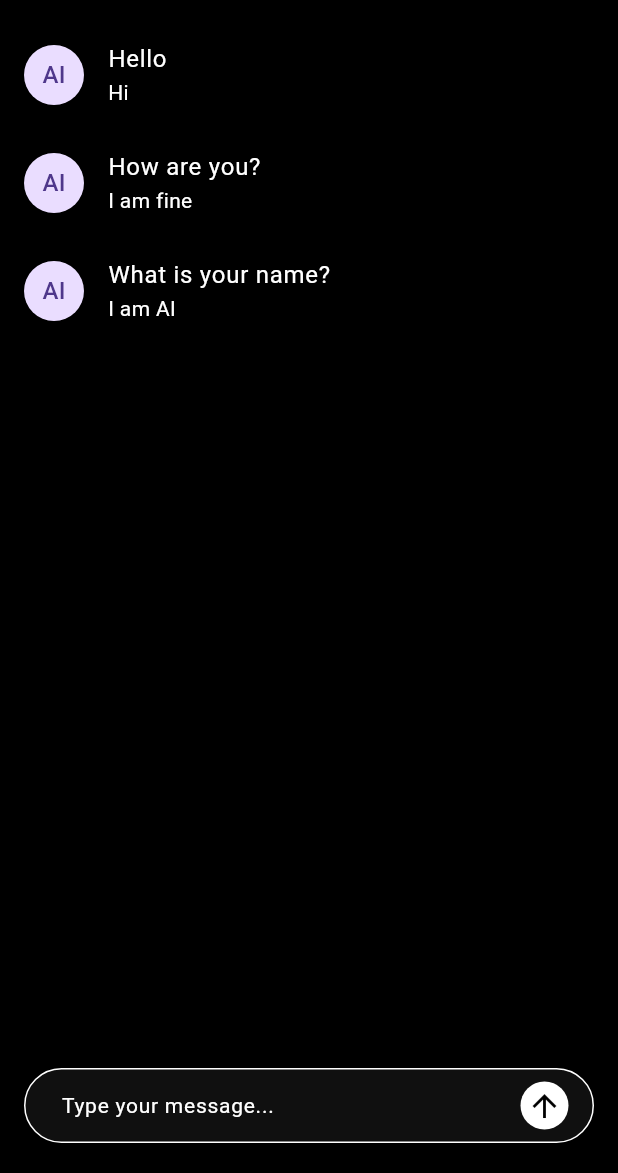
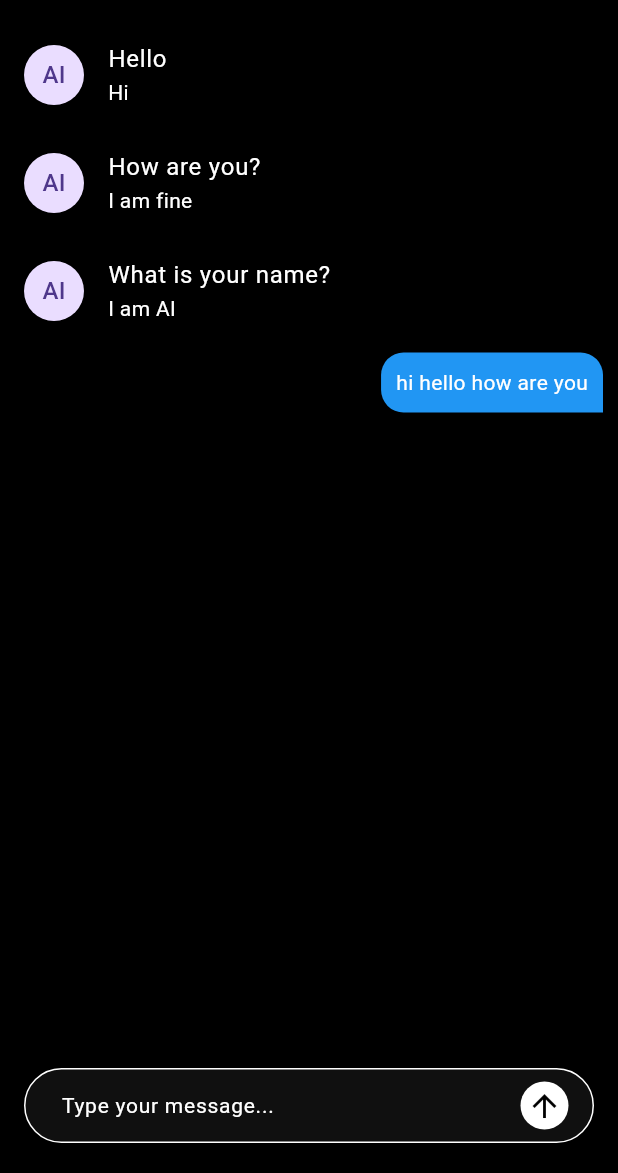
Before and after one commit to Akshat-sGit/ai_chatbot, a Flutter app: the screen it shows after launch, on a phone screen of 412 x 824 dp, the part 63-1236 px from its top. Run offline on Flutter 3.47's test engine with Material 3 defaults, Android fonts, the phone set to English and light mode, and no system bars.

Commit message:
added the code of message bubble

```diff
--- a/frontend/lib/screens/chat_screen.dart
+++ b/frontend/lib/screens/chat_screen.dart
@@ -1,4 +1,5 @@
 import 'package:ai_chatbot/widgets/chat_input.dart';
+import 'package:ai_chatbot/widgets/message_bubble.dart';
 import 'package:flutter/material.dart';
 
 class ChatScreen extends StatelessWidget {
@@ -39,6 +40,7 @@ class ChatScreen extends StatelessWidget {
                     child: Text('AI'),
                   ),
                 ),
+                MessageBubble(isMe: true, message: "hi hello how are you"),
               ],
             ),
           ),
--- /dev/null
+++ b/frontend/lib/widgets/message_bubble.dart
@@ -0,0 +1,28 @@
+import 'package:flutter/material.dart';
+
+class MessageBubble extends StatelessWidget {
+
+  final String message;
+  final bool isMe;
+
+  const MessageBubble({super.key, required this.isMe, required this.message});
+
+  @override
+  Widget build(BuildContext context) {
+    return Align(
+      alignment: isMe ? Alignment.centerRight : Alignment.centerLeft,
+      child: Container(
+        padding:const EdgeInsets.all(10),
+        margin: const EdgeInsets.symmetric(vertical: 5, horizontal: 10),
+        decoration: BoxDecoration(
+          color: isMe ? Colors.blue : Colors.green,
+          borderRadius:const BorderRadius.only(topLeft: Radius.circular(15), topRight: Radius.circular(15), bottomLeft: Radius.circular(15)),
+        ),
+        child: Text(
+          message,
+          style: TextStyle(color: isMe ? Colors.white: Colors.black),
+        ),
+      ),
+    );
+  }
+}
```
